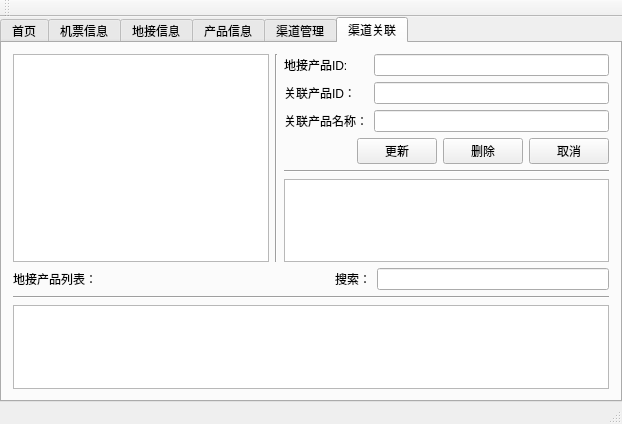
This is mainwindow.ui in ronnyluo/smart as Qt 5 draws it before an edit. The edited form follows.
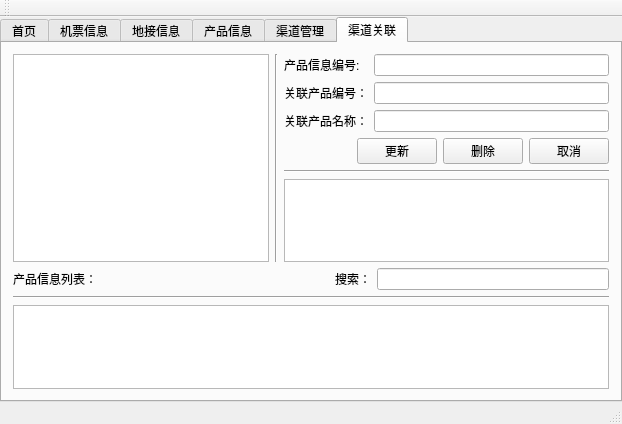
This is the edited form. The open tabs and pages were chosen to show the change.

The edit to the form file:
```diff
--- a/mainwindow.ui
+++ b/mainwindow.ui
@@ -759,7 +759,7 @@
               <item row="0" column="0">
                <widget class="QLabel" name="label_18">
                 <property name="text">
-                 <string>地接产品ID:</string>
+                 <string>产品信息编号:</string>
                 </property>
                </widget>
               </item>
@@ -769,7 +769,7 @@
               <item row="1" column="0">
                <widget class="QLabel" name="label_21">
                 <property name="text">
-                 <string>关联产品ID：</string>
+                 <string>关联产品编号：</string>
                 </property>
                </widget>
               </item>
@@ -855,7 +855,7 @@
           <item>
            <widget class="QLabel" name="label_24">
             <property name="text">
-             <string>地接产品列表：</string>
+             <string>产品信息列表：</string>
             </property>
            </widget>
           </item>
```
Left out of the diff: 2 changed lines with no effect on the pictures.
